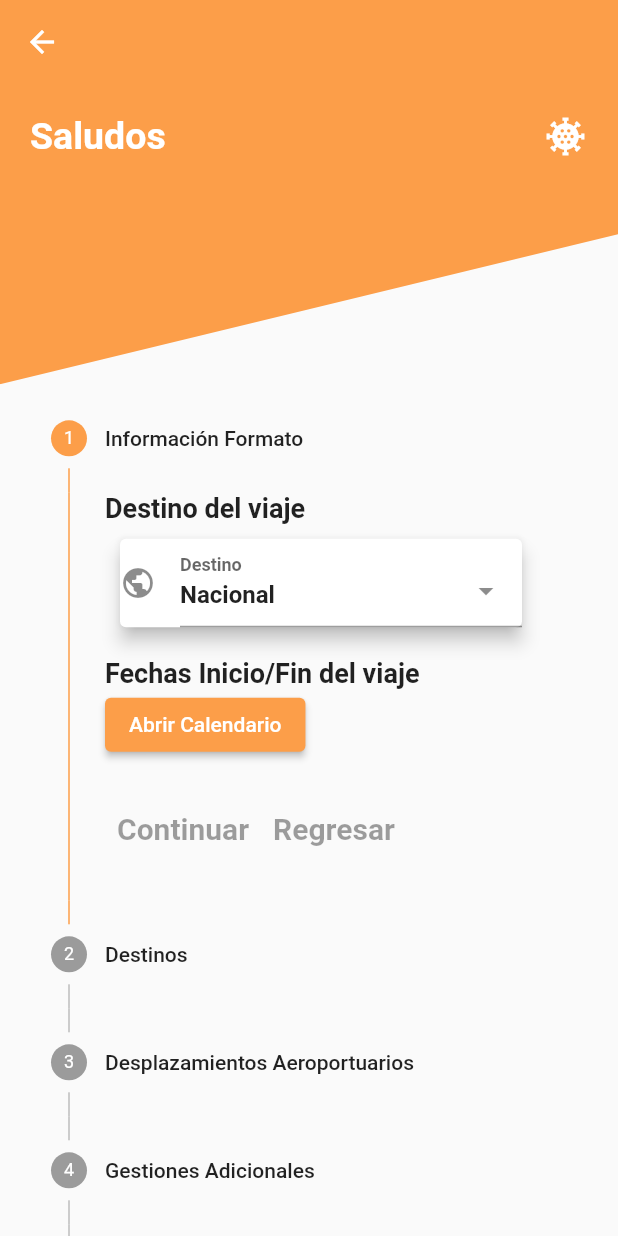
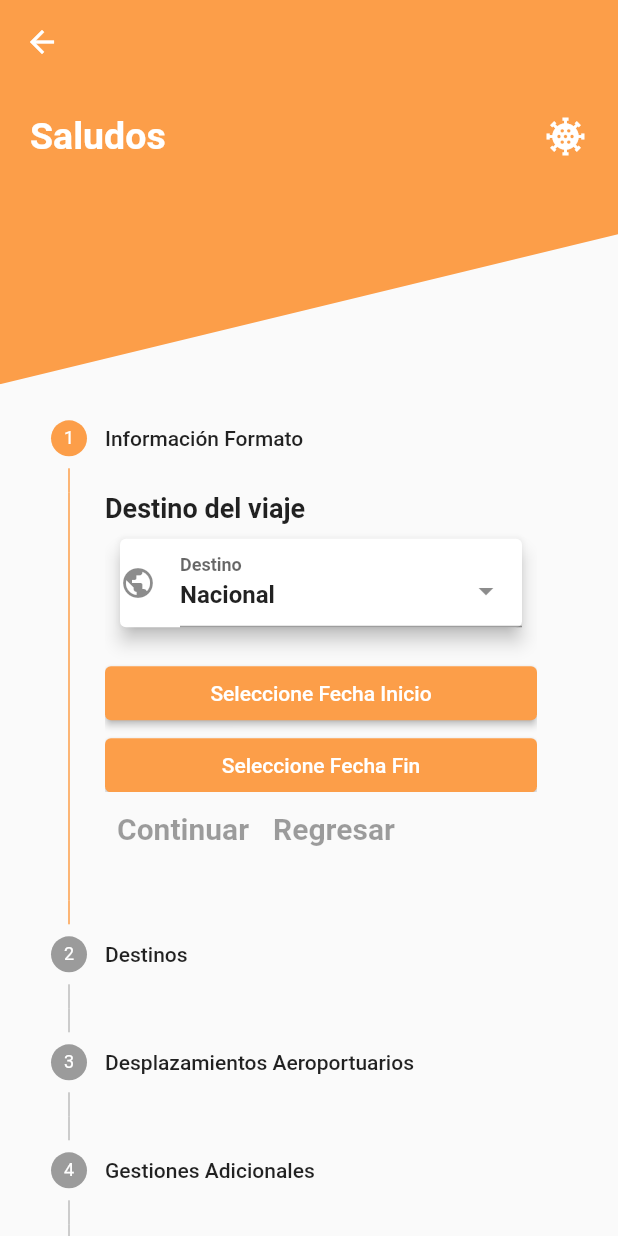
Before and after one commit to David-ctrlDev/MSM_Flutter_APP, a Flutter app: the TravelExpensesForm screen opened directly with empty values, on a phone screen of 412 x 824 dp. Run offline on Flutter 3.47's test engine with Material 2 defaults, Android fonts, the phone set to English and light mode, and no system bars; drawn by our look-alikes of select_form_field; our stand-ins replace flutter_easyloading; missing offline and left inert: draggable_fab; Roboto replaces fonts that are missing (Helvetica).

Commit message:
New Versión of datapcikers

```diff
--- a/lib/components/travelExpensesFormContainer1.dart
+++ b/lib/components/travelExpensesFormContainer1.dart
@@ -1,9 +1,7 @@
 
 import 'package:flutter/cupertino.dart';
 import 'package:flutter/material.dart';
-import 'package:flutter/scheduler.dart';
 import 'package:select_form_field/select_form_field.dart';
-import 'package:syncfusion_flutter_datepicker/datepicker.dart';
 //import 'package:intl/intl.dart';
 
 class FormContainer1 extends StatefulWidget{
@@ -14,15 +12,37 @@ class FormContainer1 extends StatefulWidget{
 
 }
 var value;
-var datevalue;
+var dateValueIni;
+var dateValueEnd;
 class _FormContainer1 extends State<FormContainer1>{
 
-
-
-  final DateRangePickerController _controller = DateRangePickerController();
-  dynamic _date = "";
-  bool visibility = false;
-  double _flexheight = 200;
+  DateTime currentDate = DateTime.now();
+  Future<void> _selectDate(BuildContext context) async {
+    final DateTime? pickedDate = await showDatePicker(
+        context: context,
+        initialDate: currentDate,
+        firstDate: DateTime(2015),
+        lastDate: DateTime(2050));
+    if (pickedDate != null && pickedDate != currentDate)
+      setState(() {
+        currentDate = pickedDate;
+        dateValueIni = currentDate;
+        print(dateValueIni);
+      });
+  }
+  Future<void> _selectDate2(BuildContext context) async {
+    final DateTime? pickedDate = await showDatePicker(
+        context: context,
+        initialDate: currentDate,
+        firstDate: DateTime(2015),
+        lastDate: DateTime(2050));
+    if (pickedDate != null && pickedDate != currentDate)
+      setState(() {
+        currentDate = pickedDate;
+        dateValueEnd = currentDate;
+        print(dateValueEnd);
+      });
+  }
 
   Widget build(BuildContext context) {
 
@@ -31,7 +51,7 @@ class _FormContainer1 extends State<FormContainer1>{
       children: [
 
       Container(
-        height: _flexheight,
+        height: 200,
         child: ListView(
           children: [
             Text("Destino del viaje",style: TextStyle(fontWeight: FontWeight.bold, fontSize: 18),),
@@ -49,69 +69,26 @@ class _FormContainer1 extends State<FormContainer1>{
         },
         //onSaved: (val) => print(val),
       )),
-      Row(
-                    children:
-                    [
-                    Text("Fechas Inicio/Fin del viaje",style: TextStyle(fontWeight: FontWeight.bold, fontSize: 18),)]),
-                    Row(children: [ ElevatedButton(
-                      style: ButtonStyle(),
-                      onPressed: (){
-                      setState(() {
-
-                        visibility = !visibility;
-                        visibility == true? _flexheight = 400: _flexheight =200;
-                        print(visibility);
-                      });
-                    }, child: Text("Abrir Calendario"))],),
-                    Visibility(
-                      visible: visibility,
-                      child: Card(
-                      elevation: 5,
-                      child: SfDateRangePicker(
-                        showActionButtons: true,
-                        onSubmit: (_date) {
-                          setState(() {
-
-                        visibility = !visibility;
-                        print(visibility);
-                      });
-                          String parsedate= _date.toString();
-                          parsedate.split(",");
-                          print(parsedate);},
-                        headerStyle: DateRangePickerHeaderStyle(textStyle: TextStyle(fontWeight: FontWeight.bold,color:Colors.black,)),
-                        headerHeight: 20,
-                        enablePastDates: false,
-                        showNavigationArrow: true,
-                        controller: _controller,
-                        initialSelectedDate: DateTime.now(),
-                        onSelectionChanged:selectionChanged ,
-                        selectionMode: DateRangePickerSelectionMode.range,
-                        selectionTextStyle: TextStyle(color: Colors.white),
-                        rangeSelectionColor: Colors.orange,
-                        rangeTextStyle: TextStyle(color: Colors.white),
-                        startRangeSelectionColor: Colors.orange,
-
-                        ),)
-
-        )],),
-                    )
-
-]));}
+      ElevatedButton(
+          onPressed: () => _selectDate(context),
+          child: Text('Seleccione Fecha Inicio'),
+          ),
+      ElevatedButton(
+          onPressed: () => _selectDate2(context),
+          child: Text('Seleccione Fecha Fin'),
+          ),
 
 
- void selectionChanged(DateRangePickerSelectionChangedArgs args) {
-  SchedulerBinding.instance!.addPostFrameCallback((duration) {
-    setState(() {
 
-      _date= args.value;
-      datevalue = _date;
+        ]
+      )
+    )
+  ]));
+
+  }
 
 
-    });
 
-  });
-
-}
 
 final List<Map<String, dynamic>> _items = [
   {
--- a/lib/pages/travelExpenses/travelExpensesForm.dart
+++ b/lib/pages/travelExpenses/travelExpensesForm.dart
@@ -104,7 +104,7 @@ class _TravelExpensesFormState extends State<TravelExpensesForm>{
             currentStep: currentStep,
             onStepTapped: (step)=> setState(()=>currentStep=step),
             onStepContinue: () {
-              print(datevalue);
+
               final isLastStep = currentStep == getSteps().length -1;
               if (isLastStep){
                 print("Final");
```
